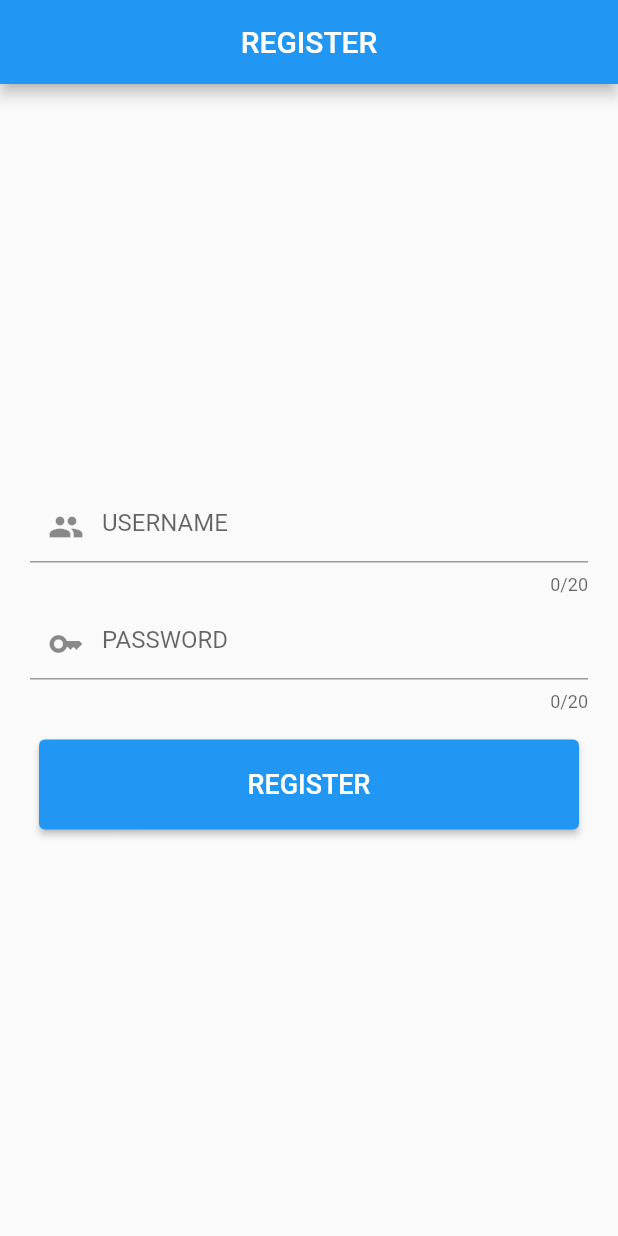
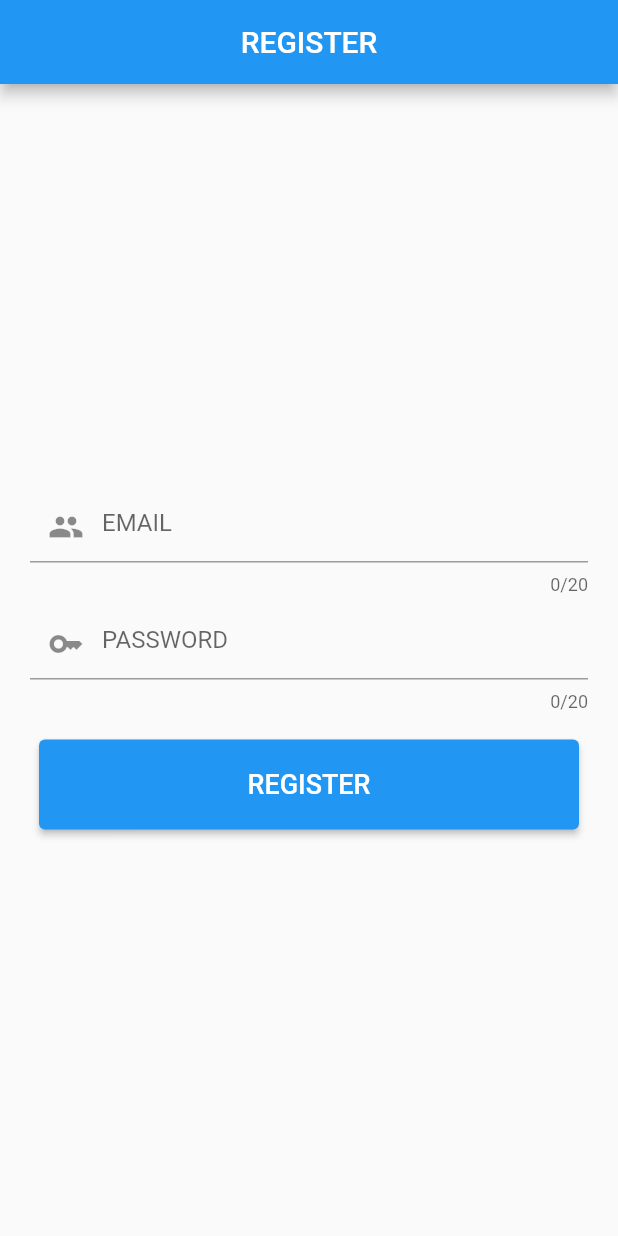
Before and after one commit to mkaychuks/contact_list_app, a Flutter app: the screen it shows after launch, on a phone screen of 412 x 824 dp. Run offline on Flutter 3.47's test engine with Material 2 defaults, Android fonts, the phone set to English and light mode, and no system bars; our stand-ins replace firebase_auth, firebase_core; accounts and stored records are empty.

Commit message:
implemented registering users

```diff
--- /dev/null
+++ b/lib/logic/authentication.dart
@@ -0,0 +1,30 @@
+/*
+  this class handles the sign up of users and login
+  using the email and password as authenticating fields
+*/
+import 'package:firebase_auth/firebase_auth.dart';
+
+class Auth {
+  String email;
+  String password;
+
+  Auth(this.email, this.password);
+
+  Future signUpUsers() async {
+    try {
+      final credential =
+          await FirebaseAuth.instance.createUserWithEmailAndPassword(
+        email: email,
+        password: password,
+      );
+    } on FirebaseAuthException catch (e) {
+      if (e.code == 'weak-password') {
+        print('The password provided is too weak.');
+      } else if (e.code == 'email-already-in-use') {
+        print('The account already exists for that email.');
+      }
+    } catch (e) {
+      print(e);
+    }
+  }
+}
--- a/lib/screens/register_screen.dart
+++ b/lib/screens/register_screen.dart
@@ -1,4 +1,5 @@
 import 'package:flutter/material.dart';
+import 'package:practice_project/logic/authentication.dart';
 import 'package:practice_project/screens/login_screen.dart';
 import 'package:practice_project/widgets/form_button.dart';
 
@@ -12,7 +13,7 @@ class RegisterScreen extends StatefulWidget {
 }
 
 class _RegisterScreenState extends State<RegisterScreen> {
-  final usernameController = TextEditingController();
+  final emailController = TextEditingController();
   final passwordController = TextEditingController();
 
   @override
@@ -28,8 +29,8 @@ class _RegisterScreenState extends State<RegisterScreen> {
           mainAxisAlignment: MainAxisAlignment.center,
           children: [
             TextFieldWidget(
-              controller: usernameController,
-              hintText: 'username'.toUpperCase(),
+              controller: emailController,
+              hintText: 'email'.toUpperCase(),
               obscureText: false,
               textFieldIcon: const Icon(Icons.people),
             ),
@@ -47,13 +48,19 @@ class _RegisterScreenState extends State<RegisterScreen> {
             ),
             FormButton(
               buttonText: 'register',
-              onPressed: () => Navigator.push(
-                context,
-                MaterialPageRoute(
-                  builder: (context) => const LoginScreen(),
-                ),
-              ),
-            )
+              onPressed: () async {
+                final auth =
+                    Auth(emailController.text, passwordController.text);
+
+                await auth.signUpUsers();
+                Navigator.pushReplacement(
+                  context,
+                  MaterialPageRoute(
+                    builder: (context) => const LoginScreen(),
+                  ),
+                );
+              },
+            ),
           ],
         ),
       ),
```
